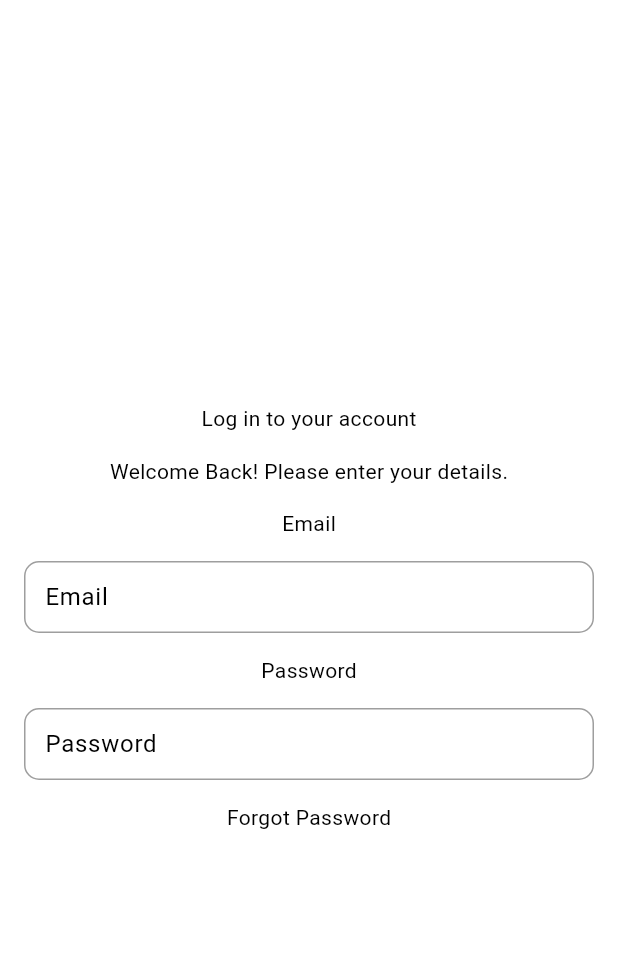
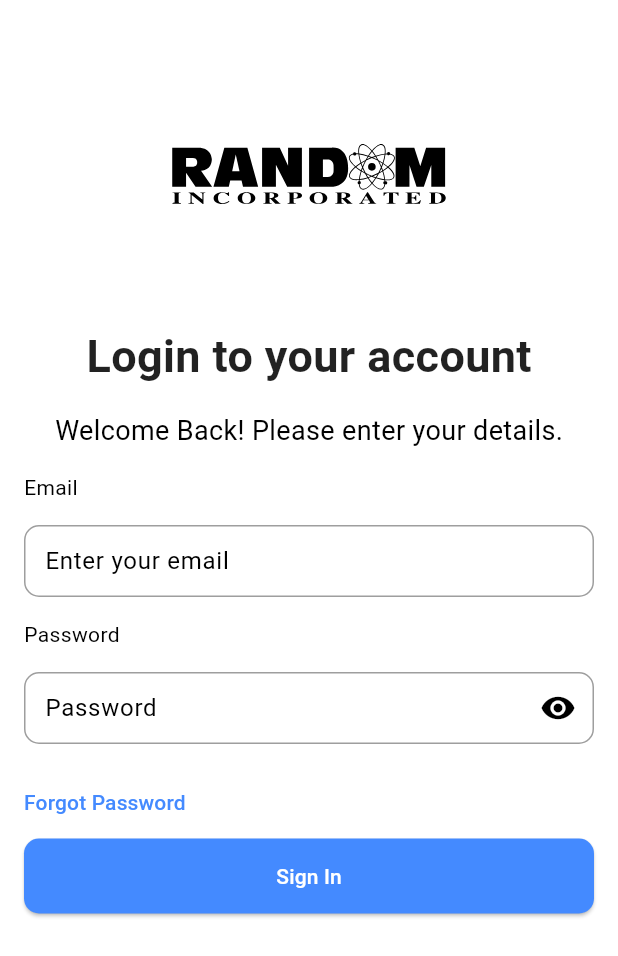
Before and after one commit to bryanmisa/LoginUI, a Flutter app: the screen it shows after launch, on a phone screen of 412 x 824 dp. Shown: the top 956 px of the screen. Run offline on Flutter 3.47's test engine with Material 3 defaults, Android fonts, the phone set to English and light mode, and no system bars; our stand-ins replace flutter_svg.

Commit message:
Updated login_screen.dart

```diff
--- /dev/null
+++ b/lib/components/custom_text.dart
@@ -0,0 +1,45 @@
+import 'package:flutter/material.dart';
+
+enum CustomFontWeight {
+  light,
+  normal,
+  bold,
+}
+
+class CustomText extends StatelessWidget {
+  final String text;
+  final double fontSize;
+  final CustomFontWeight fontWeight;
+  final Color color; // default color
+
+  const CustomText({
+    super.key,
+    required this.text,
+    required this.fontSize,
+    this.fontWeight = CustomFontWeight.normal,
+    this.color = Colors.black,
+  });
+
+  FontWeight _getFontWeight() {
+    switch (fontWeight) {
+      case CustomFontWeight.light:
+        return FontWeight.w300;
+      case CustomFontWeight.normal:
+        return FontWeight.normal;
+      case CustomFontWeight.bold:
+        return FontWeight.bold;
+    }
+  }
+
+  @override
+  Widget build(BuildContext context) {
+    return Text(
+      text,
+      style: TextStyle(
+        fontSize: fontSize,
+        fontWeight: _getFontWeight(),
+        color: color,
+      ),
+    );
+  }
+}
--- /dev/null
+++ b/lib/components/custom_textfield.dart
@@ -0,0 +1,59 @@
+import 'package:flutter/material.dart';
+
+class TextFieldWidget extends StatefulWidget {
+  final TextEditingController textEditingController;
+  final String labelText;
+  final bool isPassword;
+
+  const TextFieldWidget({
+    super.key,
+    required this.textEditingController,
+    required this.labelText,
+    required this.isPassword,
+  });
+
+  @override
+  State<TextFieldWidget> createState() => _TextFieldWidgetState();
+}
+
+class _TextFieldWidgetState extends State<TextFieldWidget> {
+  bool obscureText = true;
+
+  @override
+  Widget build(BuildContext context) {
+    return TextField(
+      controller: widget.textEditingController,
+      obscureText: widget.isPassword && obscureText,
+      decoration: InputDecoration(
+          contentPadding: const EdgeInsets.all(10),
+          hintText: widget.labelText,
+          //labelText: widget.labelText,
+          enabledBorder: OutlineInputBorder(
+            borderRadius: BorderRadius.circular(10.0),
+            borderSide: BorderSide(
+              width: 1,
+              color: Colors.grey.shade500,
+            ),
+          ),
+          focusedBorder: OutlineInputBorder(
+            borderRadius: BorderRadius.circular(10.0),
+            borderSide: BorderSide(
+              width: 1,
+              color: Colors.grey.shade500,
+            ),
+          ),
+          suffixIcon: widget.isPassword
+              ? IconButton(
+                  icon: Icon(
+                    obscureText ? Icons.visibility : Icons.visibility_off,
+                  ),
+                  onPressed: () {
+                    setState(() {
+                      obscureText = !obscureText;
+                    });
+                  },
+                )
+              : null),
+    );
+  }
+}
--- a/lib/components/text_field.dart
+++ /dev/null
@@ -1,40 +0,0 @@
-import 'package:flutter/material.dart';
-
-class TextFieldWidget extends StatelessWidget {
-  final TextEditingController textEditingController;
-  final String labelText;
-  final bool obscureText;
-
-  const TextFieldWidget({
-    super.key,
-    required this.textEditingController,
-    required this.labelText,
-    this.obscureText = false,
-  });
-
-  @override
-  Widget build(BuildContext context) {
-    return TextField(
-      controller: textEditingController,
-      obscureText: obscureText,
-      decoration: InputDecoration(
-        contentPadding: EdgeInsets.all(10),
-        labelText: labelText,
-        enabledBorder: OutlineInputBorder(
-          borderRadius: BorderRadius.circular(10.0),
-          borderSide: BorderSide(
-            width: 1,
-            color: Colors.grey.shade500,
-          ),
-        ),
-        focusedBorder: OutlineInputBorder(
-          borderRadius: BorderRadius.circular(10.0),
-          borderSide: BorderSide(
-            width: 1,
-            color: Colors.grey.shade500,
-          ),
-        ),
-      ),
-    );
-  }
-}
--- /dev/null
+++ b/lib/constants/constants.dart
@@ -0,0 +1,3 @@
+class LoginUIConstants {
+  static const String logoImage = 'assets/images/logo.svg';
+}
--- a/lib/main.dart
+++ b/lib/main.dart
@@ -11,6 +11,7 @@ class MyApp extends StatelessWidget {
   @override
   Widget build(BuildContext context) {
     return MaterialApp(
+      debugShowCheckedModeBanner: false,
       theme: ThemeData(
         colorScheme: ColorScheme.light(),
         useMaterial3: true,
--- a/lib/presentations/screens/login_screen.dart
+++ b/lib/presentations/screens/login_screen.dart
@@ -1,5 +1,8 @@
 import 'package:flutter/material.dart';
-import 'package:login_ui/components/text_field.dart';
+import 'package:flutter_svg/flutter_svg.dart';
+import 'package:login_ui/components/custom_text.dart';
+import 'package:login_ui/components/custom_textfield.dart';
+import 'package:login_ui/constants/constants.dart';
 
 class LoginScreen extends StatefulWidget {
   @override
@@ -23,14 +26,37 @@ class _LoginScreenState extends State<LoginScreen> {
       body: Padding(
         padding: EdgeInsets.all(16.0),
         child: SafeArea(
+          child: SingleChildScrollView(
             child: Column(
-            mainAxisAlignment: MainAxisAlignment.center,
               children: [
-              const Text('Log in to your account'),
+                Column(
+                  mainAxisAlignment: MainAxisAlignment.start,
+                  children: [
+                    SizedBox(
+                      width: 200,
+                      height: 200,
+                      child: SvgPicture.asset(
+                        LoginUIConstants.logoImage,
+                        fit: BoxFit.contain,
+                      ),
+                    ),
+                    const CustomText(
+                      text: 'Login to your account',
+                      fontSize: 30,
+                      fontWeight: CustomFontWeight.bold,
+                      color: Colors.black87,
+                    ),
                     const SizedBox(
                       height: 15,
                     ),
-              const Text('Welcome Back! Please enter your details.'),
+                    const CustomText(
+                        text: 'Welcome Back! Please enter your details.',
+                        fontSize: 18),
+                  ],
+                ),
+                Column(
+                  crossAxisAlignment: CrossAxisAlignment.start,
+                  children: [
                     const SizedBox(
                       height: 15,
                     ),
@@ -38,29 +64,10 @@ class _LoginScreenState extends State<LoginScreen> {
                     const SizedBox(
                       height: 15,
                     ),
-              // TextField(
-              //   decoration: InputDecoration(
-              //     contentPadding: EdgeInsets.all(10),
-              //     labelText: 'Email',
-              //     enabledBorder: OutlineInputBorder(
-              //       borderRadius: BorderRadius.circular(10.0),
-              //       borderSide: BorderSide(
-              //         width: 1,
-              //         color: Colors.grey.shade500,
-              //       ),
-              //     ),
-              //     focusedBorder: OutlineInputBorder(
-              //       borderRadius: BorderRadius.circular(10.0),
-              //       borderSide: BorderSide(
-              //         width: 1,
-              //         color: Colors.grey.shade500,
-              //       ),
-              //     ),
-              //   ),
-              // ),
                     TextFieldWidget(
                       textEditingController: _emailController,
-                labelText: 'Email',
+                      labelText: 'Enter your email',
+                      isPassword: false,
                     ),
                     const SizedBox(
                       height: 15,
@@ -72,13 +79,48 @@ class _LoginScreenState extends State<LoginScreen> {
                     TextFieldWidget(
                       textEditingController: _passwordController,
                       labelText: 'Password',
-                obscureText: true,
+                      isPassword: true,
                     ),
                     const SizedBox(
                       height: 15,
                     ),
-              Text('Forgot Password'),
+                    TextButton(
+                      style: ButtonStyle(
+                        overlayColor:
+                            MaterialStateProperty.all(Colors.transparent),
+                        padding: MaterialStateProperty.all(EdgeInsets.zero),
+                      ),
+                      onPressed: () {},
+                      child: const Text(
+                        'Forgot Password',
+                        style: TextStyle(color: Colors.blueAccent),
+                      ),
+                    ),
+                    Row(
+                      mainAxisAlignment: MainAxisAlignment.center,
+                      children: [
+                        Expanded(
+                          child: ElevatedButton(
+                            style: ElevatedButton.styleFrom(
+                              padding: const EdgeInsets.symmetric(
+                                  horizontal: 30,
+                                  vertical: 15), // Set padding here
+                              backgroundColor: Colors.blueAccent,
+                              foregroundColor: Colors.white,
+                              shape: RoundedRectangleBorder(
+                                borderRadius: BorderRadius.circular(10),
+                              ),
+                            ),
+                            onPressed: () {},
+                            child: Text('Sign In'),
+                          ),
+                        ),
                       ],
+                    )
+                  ],
+                ),
+              ],
+            ),
           ),
         ),
       ),
```
Also changed, not shown: pubspec.yaml (+4 -4 lines), assets/images/logo.svg (added), pubspec.lock. Lines whose indentation alone changed are shown as unchanged.
